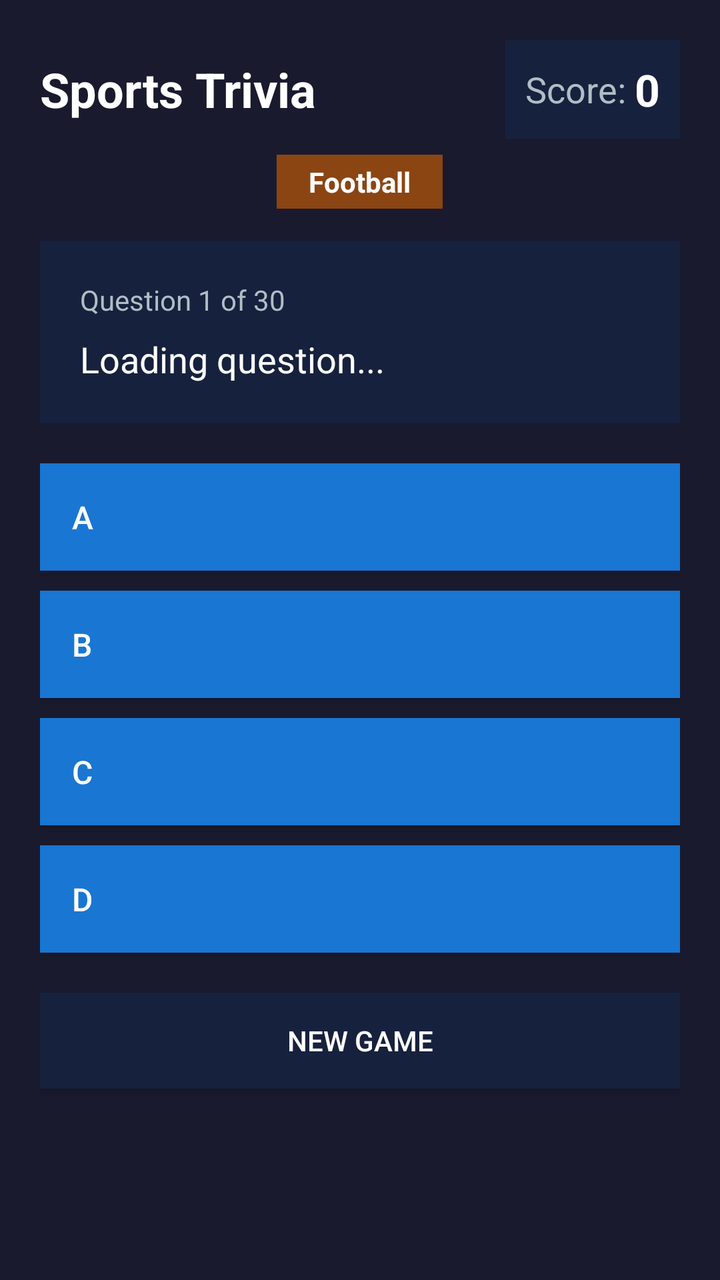
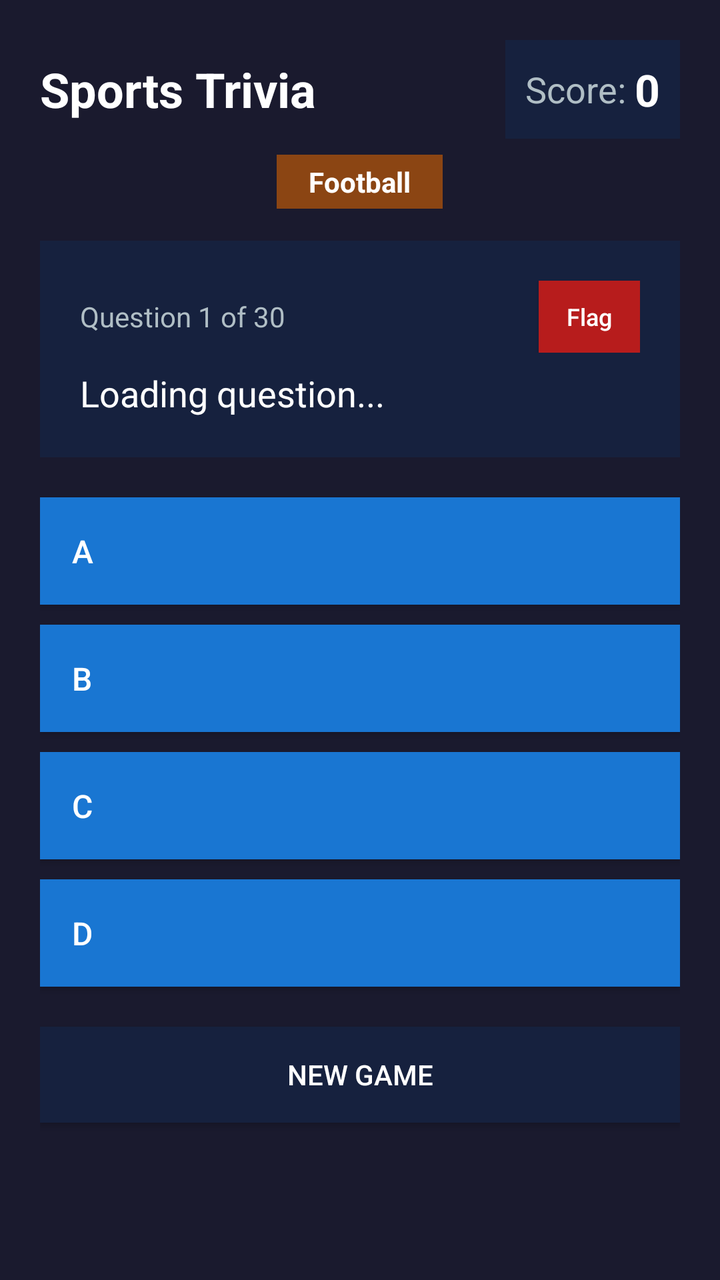

Two renders of the same Android screen: before a commit and after it. Below are the layout's source before the change and the commit's diff.
<!-- AndroidManifest.xml: application theme AppTheme -->
<!-- res/layout/activity_main.xml -->
<?xml version="1.0" encoding="utf-8"?>
<ScrollView
    xmlns:android="http://schemas.android.com/apk/res/android"
    android:layout_width="match_parent"
    android:layout_height="match_parent"
    android:background="@color/background_dark"
    android:fillViewport="true">

    <LinearLayout
        android:layout_width="match_parent"
        android:layout_height="wrap_content"
        android:orientation="vertical"
        android:padding="20dp"
        android:gravity="center_horizontal">

        
        <LinearLayout
            android:layout_width="match_parent"
            android:layout_height="wrap_content"
            android:orientation="horizontal"
            android:gravity="center_vertical"
            android:layout_marginBottom="8dp">

            <TextView
                android:layout_width="0dp"
                android:layout_height="wrap_content"
                android:layout_weight="1"
                android:text="Sports Trivia"
                android:textColor="@color/text_primary"
                android:textSize="24sp"
                android:textStyle="bold" />

            <LinearLayout
                android:layout_width="wrap_content"
                android:layout_height="wrap_content"
                android:orientation="horizontal"
                android:gravity="center_vertical"
                android:background="@color/card_background"
                android:padding="10dp">

                <TextView
                    android:layout_width="wrap_content"
                    android:layout_height="wrap_content"
                    android:text="Score: "
                    android:textColor="@color/text_secondary"
                    android:textSize="18sp" />

                <TextView
                    android:id="@+id/scoreText"
                    android:layout_width="wrap_content"
                    android:layout_height="wrap_content"
                    android:text="0"
                    android:textColor="@color/score_zero"
                    android:textSize="22sp"
                    android:textStyle="bold" />
            </LinearLayout>
        </LinearLayout>

        
        <TextView
            android:id="@+id/categoryText"
            android:layout_width="wrap_content"
            android:layout_height="wrap_content"
            android:text="Football"
            android:textColor="@color/text_primary"
            android:textSize="14sp"
            android:textStyle="bold"
            android:background="@color/football_accent"
            android:paddingStart="16dp"
            android:paddingEnd="16dp"
            android:paddingTop="4dp"
            android:paddingBottom="4dp"
            android:layout_marginBottom="16dp" />

        
        <LinearLayout
            android:layout_width="match_parent"
            android:layout_height="wrap_content"
            android:orientation="vertical"
            android:background="@color/card_background"
            android:padding="20dp"
            android:layout_marginBottom="20dp">

            <TextView
                android:id="@+id/questionNumber"
                android:layout_width="wrap_content"
                android:layout_height="wrap_content"
                android:text="Question 1 of 30"
                android:textColor="@color/text_secondary"
                android:textSize="14sp"
                android:layout_marginBottom="8dp" />

            <TextView
                android:id="@+id/questionText"
                android:layout_width="match_parent"
                android:layout_height="wrap_content"
                android:text="Loading question..."
                android:textColor="@color/text_primary"
                android:textSize="18sp"
                android:lineSpacingMultiplier="1.3" />
        </LinearLayout>

        
        <Button
            android:id="@+id/answerA"
            android:layout_width="match_parent"
            android:layout_height="wrap_content"
            android:text="A"
            android:textColor="@color/default_button_text"
            android:background="@color/default_button"
            android:textSize="16sp"
            android:padding="16dp"
            android:layout_marginBottom="10dp"
            android:textAllCaps="false"
            android:gravity="start|center_vertical" />

        <Button
            android:id="@+id/answerB"
            android:layout_width="match_parent"
            android:layout_height="wrap_content"
            android:text="B"
            android:textColor="@color/default_button_text"
            android:background="@color/default_button"
            android:textSize="16sp"
            android:padding="16dp"
            android:layout_marginBottom="10dp"
            android:textAllCaps="false"
            android:gravity="start|center_vertical" />

        <Button
            android:id="@+id/answerC"
            android:layout_width="match_parent"
            android:layout_height="wrap_content"
            android:text="C"
            android:textColor="@color/default_button_text"
            android:background="@color/default_button"
            android:textSize="16sp"
            android:padding="16dp"
            android:layout_marginBottom="10dp"
            android:textAllCaps="false"
            android:gravity="start|center_vertical" />

        <Button
            android:id="@+id/answerD"
            android:layout_width="match_parent"
            android:layout_height="wrap_content"
            android:text="D"
            android:textColor="@color/default_button_text"
            android:background="@color/default_button"
            android:textSize="16sp"
            android:padding="16dp"
            android:layout_marginBottom="20dp"
            android:textAllCaps="false"
            android:gravity="start|center_vertical" />

        
        <TextView
            android:id="@+id/resultText"
            android:layout_width="match_parent"
            android:layout_height="wrap_content"
            android:textSize="16sp"
            android:textStyle="bold"
            android:gravity="center"
            android:visibility="gone"
            android:layout_marginBottom="16dp" />

        
        <Button
            android:id="@+id/nextButton"
            android:layout_width="match_parent"
            android:layout_height="wrap_content"
            android:text="Next Question"
            android:textColor="@color/default_button_text"
            android:background="@color/default_button"
            android:textSize="16sp"
            android:padding="14dp"
            android:visibility="gone"
            android:layout_marginBottom="10dp" />

        
        <Button
            android:id="@+id/newGameButton"
            android:layout_width="match_parent"
            android:layout_height="wrap_content"
            android:text="New Game"
            android:textColor="@color/text_primary"
            android:background="@color/card_background"
            android:textSize="14sp"
            android:padding="12dp" />

    </LinearLayout>
</ScrollView>
<!-- resources referenced by this layout -->
<resources>
  <color name="background_dark">#1A1A2E</color>
  <color name="card_background">#16213E</color>
  <color name="default_button">#1976D2</color>
  <color name="default_button_text">#FFFFFF</color>
  <color name="football_accent">#8B4513</color>
  <color name="score_zero">#FFFFFF</color>
  <color name="text_primary">#FFFFFF</color>
  <color name="text_secondary">#B0BEC5</color>
  <style name="AppTheme" parent="android:Theme.Material.NoActionBar">
          <item name="android:windowBackground">@color/background_dark</item>
          <item name="android:statusBarColor">@color/background_dark</item>
          <item name="android:navigationBarColor">@color/background_dark</item>
      </style>
</resources>

<!-- the commit's change to res/layout/activity_main.xml (unified diff, before → after) -->
@@ -81,14 +81,36 @@
             android:padding="20dp"
             android:layout_marginBottom="20dp">
 
-            <TextView
-                android:id="@+id/questionNumber"
-                android:layout_width="wrap_content"
-                android:layout_height="wrap_content"
-                android:text="Question 1 of 30"
-                android:textColor="@color/text_secondary"
-                android:textSize="14sp"
-                android:layout_marginBottom="8dp" />
+            <LinearLayout
+                android:layout_width="match_parent"
+                android:layout_height="wrap_content"
+                android:orientation="horizontal"
+                android:gravity="center_vertical"
+                android:layout_marginBottom="8dp">
+
+                <TextView
+                    android:id="@+id/questionNumber"
+                    android:layout_width="0dp"
+                    android:layout_height="wrap_content"
+                    android:layout_weight="1"
+                    android:text="Question 1 of 30"
+                    android:textColor="@color/text_secondary"
+                    android:textSize="14sp" />
+
+                <Button
+                    android:id="@+id/flagButton"
+                    android:layout_width="wrap_content"
+                    android:layout_height="36dp"
+                    android:text="Flag"
+                    android:textColor="@color/text_primary"
+                    android:background="@color/flag_button"
+                    android:textSize="12sp"
+                    android:textAllCaps="false"
+                    android:paddingStart="14dp"
+                    android:paddingEnd="14dp"
+                    android:minWidth="0dp"
+                    android:minHeight="0dp" />
+            </LinearLayout>
 
             <TextView
                 android:id="@+id/questionText"
<!-- resource entries referenced after the edit -->
@@ -4,6 +4,7 @@
   <color name="card_background">#16213E</color>
   <color name="default_button">#1976D2</color>
   <color name="default_button_text">#FFFFFF</color>
+  <color name="flag_button">#B71C1C</color>
   <color name="football_accent">#8B4513</color>
   <color name="score_zero">#FFFFFF</color>
   <color name="text_primary">#FFFFFF</color>
